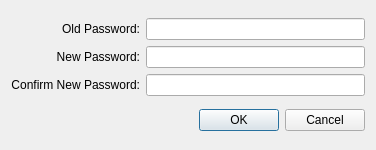
Before: the Qt Designer form ChangePasswordDialog.ui in andrewrk/Secure-WordVault, drawn with Qt 5.
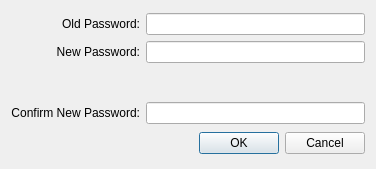
After: the same form once the commit is applied. Custom widgets are drawn as their Qt base class.

Commit message: Password strength meter widget

```diff
--- a/ChangePasswordDialog.ui
+++ b/ChangePasswordDialog.ui
@@ -7,7 +7,7 @@
     <x>0</x>
     <y>0</y>
     <width>376</width>
-    <height>150</height>
+    <height>169</height>
    </rect>
   </property>
   <property name="windowTitle">
@@ -26,7 +26,7 @@
        </property>
       </widget>
      </item>
-     <item row="2" column="0">
+     <item row="3" column="0">
       <widget class="QLabel" name="label_2">
        <property name="text">
         <string>Confirm New Password:</string>
@@ -43,7 +43,7 @@
        </property>
       </widget>
      </item>
-     <item row="2" column="1">
+     <item row="3" column="1">
       <widget class="QLineEdit" name="txtConfirmNewPassword">
        <property name="echoMode">
         <enum>QLineEdit::Password</enum>
@@ -67,6 +67,32 @@
        </property>
       </widget>
      </item>
+     <item row="2" column="1">
+      <widget class="PasswordStrengthWidget" name="strengthMeter" native="true">
+       <property name="sizePolicy">
+        <sizepolicy hsizetype="Expanding" vsizetype="Fixed">
+         <horstretch>0</horstretch>
+         <verstretch>0</verstretch>
+        </sizepolicy>
+       </property>
+       <property name="minimumSize">
+        <size>
+         <width>0</width>
+         <height>27</height>
+        </size>
+       </property>
+      </widget>
+     </item>
+     <item row="2" column="0">
+      <widget class="QLabel" name="label_4">
+       <property name="text">
+        <string/>
+       </property>
+       <property name="alignment">
+        <set>Qt::AlignRight|Qt::AlignTrailing|Qt::AlignVCenter</set>
+       </property>
+      </widget>
+     </item>
     </layout>
    </item>
    <item>
@@ -81,6 +107,14 @@
    </item>
   </layout>
  </widget>
+ <customwidgets>
+  <customwidget>
+   <class>PasswordStrengthWidget</class>
+   <extends>QWidget</extends>
+   <header>PasswordStrengthWidget.h</header>
+   <container>1</container>
+  </customwidget>
+ </customwidgets>
  <tabstops>
   <tabstop>txtOldPassword</tabstop>
   <tabstop>txtNewPassword</tabstop>
```
The commit also changes 8 other files.
